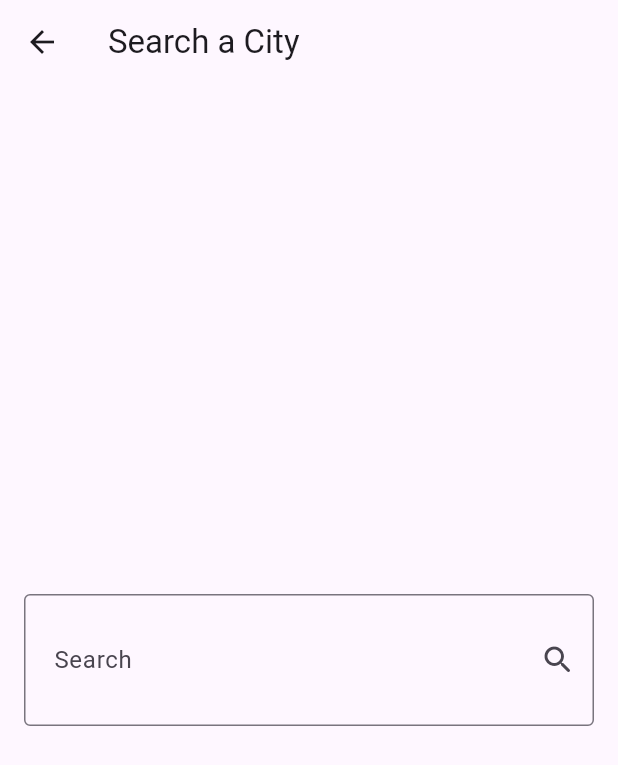
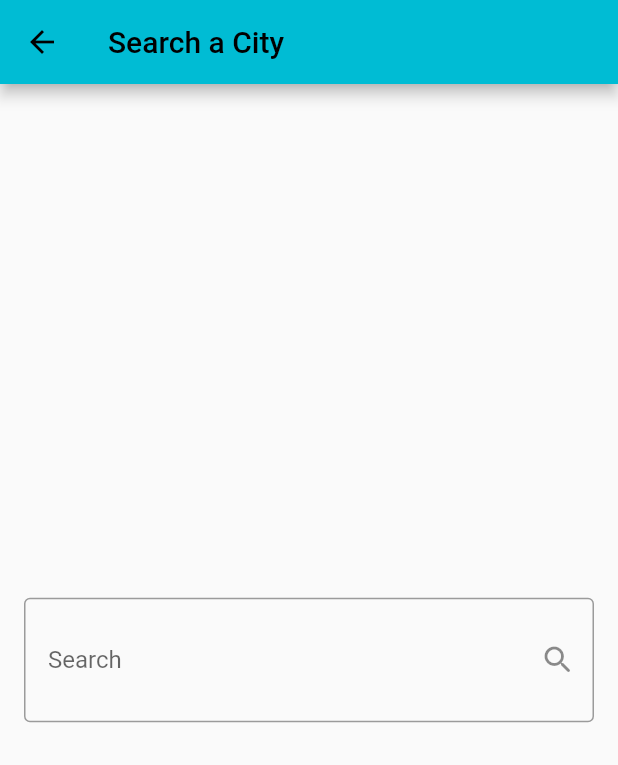
Before and after one commit to mhaz10/weather_app_udemy, a Flutter app: the screen it shows after launch, after a tap on the "search" icon, on a phone screen of 412 x 824 dp. Shown: the top 765 px of the screen. Run offline on Flutter 3.47's test engine with Material 3 defaults, Android fonts, the phone set to English and light mode, and no system bars; our stand-ins replace dio, flutter_bloc.

Commit message:
new edit

```diff
--- a/lib/cubits/get_weather_cubit/cubit.dart
+++ b/lib/cubits/get_weather_cubit/cubit.dart
@@ -7,14 +7,15 @@ import 'package:weather_app_udemy/services/weather_services.dart';
 class GetWeatherCubit extends Cubit<WeatherState> {
   GetWeatherCubit() : super(WeatherInitialState());
 
-
+  // late WeatherModel weatherModel;
+  WeatherModel? weatherModel;
   getWeather({required String cityName}) async {
     try {
-      WeatherModel weatherModel =
+      weatherModel =
       await WeatherServices(Dio()).getCurrentWeather(cityName: cityName);
-      emit(WeatherLoadedState());
+      emit(WeatherLoadedState(weatherModel!));
     } catch (e) {
-      emit(WeatherFailureState());
+      emit(WeatherFailureState(e.toString()));
     }
   }
 }
--- a/lib/cubits/get_weather_cubit/states.dart
+++ b/lib/cubits/get_weather_cubit/states.dart
@@ -1,7 +1,17 @@
+import 'package:weather_app_udemy/models/weather_model.dart';
+
 class WeatherState {}
 
 class WeatherInitialState extends WeatherState {}
 
-class WeatherLoadedState extends WeatherState {}
+class WeatherLoadedState extends WeatherState {
+  final WeatherModel weatherModel;
 
-class WeatherFailureState extends WeatherState {}
+  WeatherLoadedState(this.weatherModel);
+}
+
+class WeatherFailureState extends WeatherState {
+  final String errorMessage;
+
+  WeatherFailureState(this.errorMessage);
+}
--- a/lib/main.dart
+++ b/lib/main.dart
@@ -1,6 +1,7 @@
 import 'package:flutter/material.dart';
 import 'package:flutter_bloc/flutter_bloc.dart';
 import 'package:weather_app_udemy/cubits/get_weather_cubit/cubit.dart';
+import 'package:weather_app_udemy/cubits/get_weather_cubit/states.dart';
 import 'package:weather_app_udemy/views/home_view%20.dart';
 
 // 1 - create states
@@ -21,10 +22,79 @@ class MyApp extends StatelessWidget {
   Widget build(BuildContext context) {
     return BlocProvider(
       create: (context) => GetWeatherCubit(),
-      child: MaterialApp(
-        debugShowCheckedModeBanner: false,
-        home: HomeView(),
+      child: Builder(
+        builder: (context) {
+          return BlocBuilder<GetWeatherCubit, WeatherState>(
+            builder: (context, state) {
+              return MaterialApp(
+                debugShowCheckedModeBanner: false,
+                theme: ThemeData(
+                    primarySwatch: getWeatherColor(BlocProvider
+                        .of<GetWeatherCubit>(context)
+                        .weatherModel
+                        ?.weatherCondition),
+                    useMaterial3: false
+                ),
+                home: HomeView(),
+              );
+            },
+          );
+        },
       ),
     );
   }
 }
+
+// class CustomMaterialApp extends StatelessWidget {
+//   const CustomMaterialApp({super.key});
+//
+//   @override
+//   Widget build(BuildContext context) {
+//     return MaterialApp(
+//       debugShowCheckedModeBanner: false,
+//       theme: ThemeData(
+//           primarySwatch: getWeatherColor(BlocProvider.of<GetWeatherCubit>(context).weatherModel?.weatherCondition),
+//           useMaterial3: false
+//       ),
+//       home: HomeView(),
+//     );
+//   }
+// }
+
+
+MaterialColor getWeatherColor(String? day) {
+  if (day == null) {
+    return Colors.cyan;
+  }
+  switch (day.toLowerCase()) {
+    case "sunny":
+      return Colors.orange;
+    case "partly cloudy":
+      return Colors.blue;
+    case "cloudy":
+      return Colors.blueGrey;
+    case "overcast":
+      return Colors.grey;
+    case "mist":
+      return Colors.teal;
+    case "patchy rain possible":
+    case "light rain":
+    case "moderate rain":
+    case "heavy rain":
+      return Colors.blue;
+    case "patchy snow possible":
+    case "light snow":
+    case "moderate snow":
+    case "heavy snow":
+      return Colors.indigo;
+    case "thundery outbreaks possible":
+    case "patchy light rain with thunder":
+    case "moderate or heavy rain with thunder":
+      return Colors.deepPurple;
+    case "fog":
+    case "freezing fog":
+      return Colors.brown;
+    default:
+      return Colors.cyan;
+  }
+}
--- a/lib/models/weather_model.dart
+++ b/lib/models/weather_model.dart
@@ -1,6 +1,6 @@
 class WeatherModel {
   final String cityName;
-  final String date;
+  final DateTime date;
   final String? image;
   final double temp;
   final double minTemp;
@@ -19,7 +19,7 @@ class WeatherModel {
   factory WeatherModel.fromJson(Map<String, dynamic> json) {
     return WeatherModel(
         cityName: json['location']['name'],
-        date: json['current']['last_updated'],
+        date: DateTime.parse(json['current']['last_updated']),
         temp: json['forecast']['forecastday'][0]['day']['avgtemp_c'],
         minTemp: json['forecast']['forecastday'][0]['day']['mintemp_c'],
         maxTemp: json['forecast']['forecastday'][0]['day']['maxtemp_c'],
--- a/lib/views/home_view .dart
+++ b/lib/views/home_view .dart
@@ -25,7 +25,7 @@ class HomeView extends StatelessWidget {
         if (state is WeatherInitialState)
           return NoWeatherBody();
         else if(state is WeatherLoadedState)
-          return WeatherInfoBody();
+          return WeatherInfoBody(weatherModel: state.weatherModel);
         else
           return Text('oops there was an error');
       }),
```
